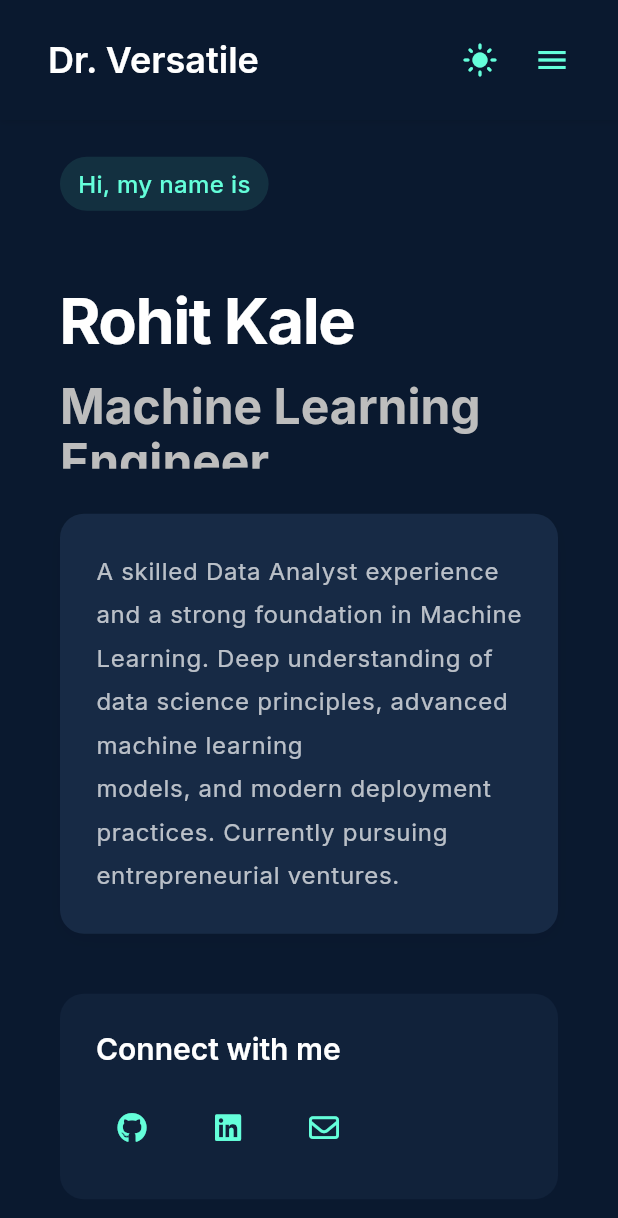
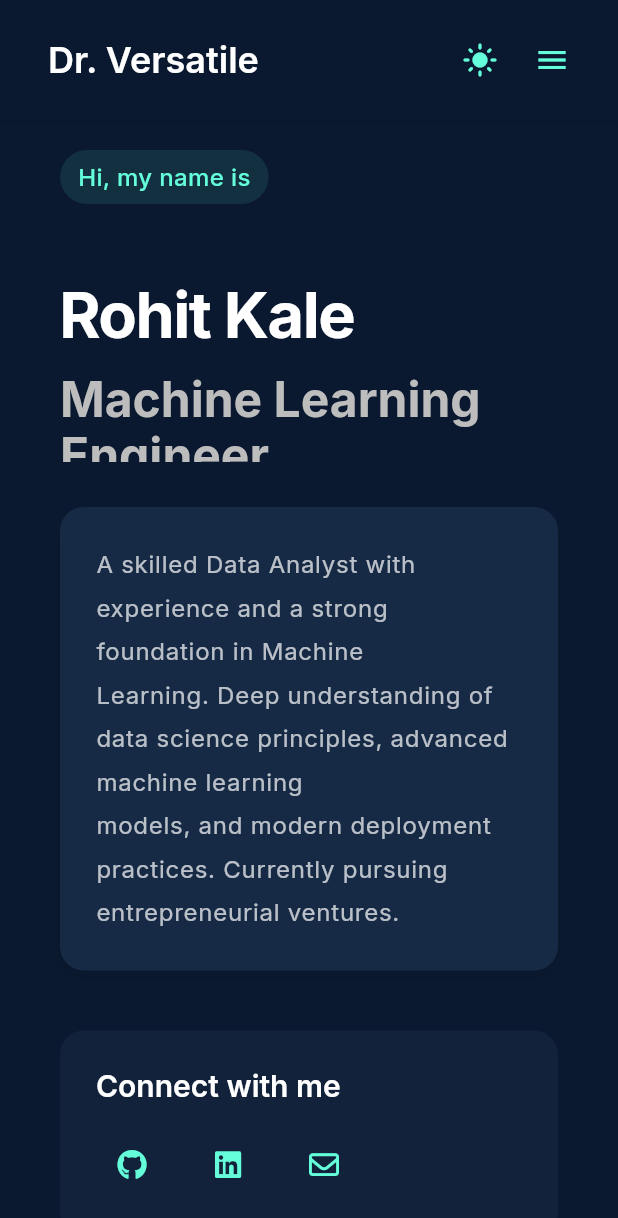
Before and after one commit to rohitk523/Personal-website, a Flutter app: the screen it shows after launch, on a phone screen of 412 x 824 dp. Shown: the top 1218 px of the screen. Run offline on Flutter 3.47's test engine with Material 3 defaults, Android fonts, the light colour scheme and no system bars; drawn by our look-alikes of animated_text_kit; our stand-ins replace font_awesome_flutter, google_fonts, shared_preferences.

Commit message:
it works

```diff
--- a/flutter_portfolio/lib/utils/constants.dart
+++ b/flutter_portfolio/lib/utils/constants.dart
@@ -20,7 +20,7 @@ class Constants {
 
   // About Section
   static const String aboutDescription = """
-A skilled Data Analyst experience and a strong foundation in Machine
+A skilled Data Analyst with experience and a strong foundation in Machine
 Learning. Deep understanding of data science principles, advanced machine learning
 models, and modern deployment practices. Currently pursuing entrepreneurial ventures.""";
 
```
